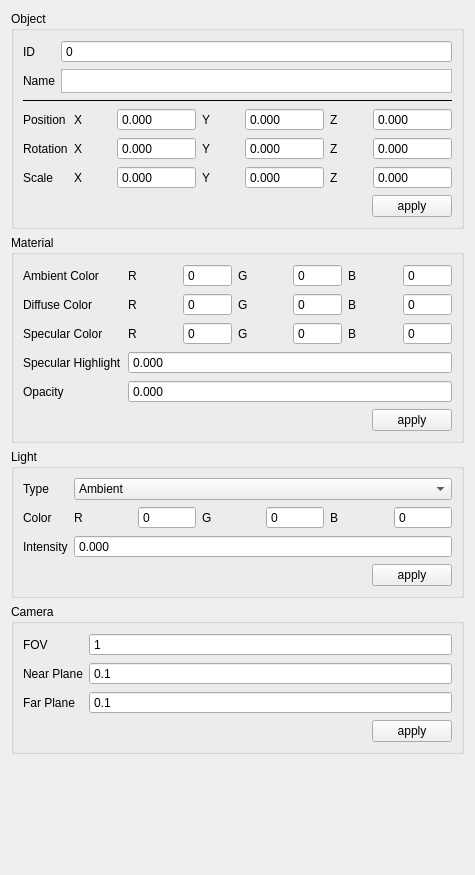
The window that Gui/src/Frames/InspectorFrame/InspectorWidget/InspectorWidget.ui (RullDeef/cw-1) describes before a commit, drawn with Qt 5.
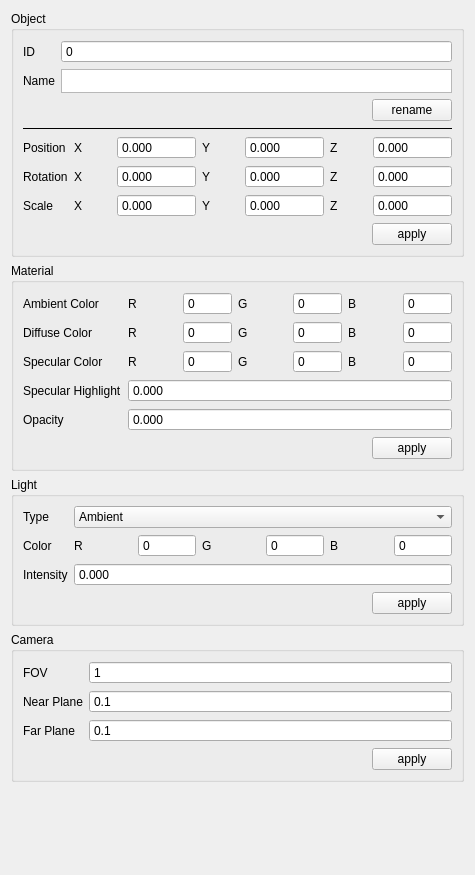
The same window after the commit.

What changed in the file:
```diff
--- a/Gui/src/Frames/InspectorFrame/InspectorWidget/InspectorWidget.ui
+++ b/Gui/src/Frames/InspectorFrame/InspectorWidget/InspectorWidget.ui
@@ -86,6 +86,30 @@
           </property>
          </widget>
         </item>
+        <item row="2" column="1">
+         <layout class="QHBoxLayout" name="horizontalLayout_9">
+          <item>
+           <spacer name="horizontalSpacer_5">
+            <property name="orientation">
+             <enum>Qt::Horizontal</enum>
+            </property>
+            <property name="sizeHint" stdset="0">
+             <size>
+              <width>40</width>
+              <height>20</height>
+             </size>
+            </property>
+           </spacer>
+          </item>
+          <item>
+           <widget class="QPushButton" name="renameButton">
+            <property name="text">
+             <string>rename</string>
+            </property>
+           </widget>
+          </item>
+         </layout>
+        </item>
        </layout>
       </item>
       <item>
```
